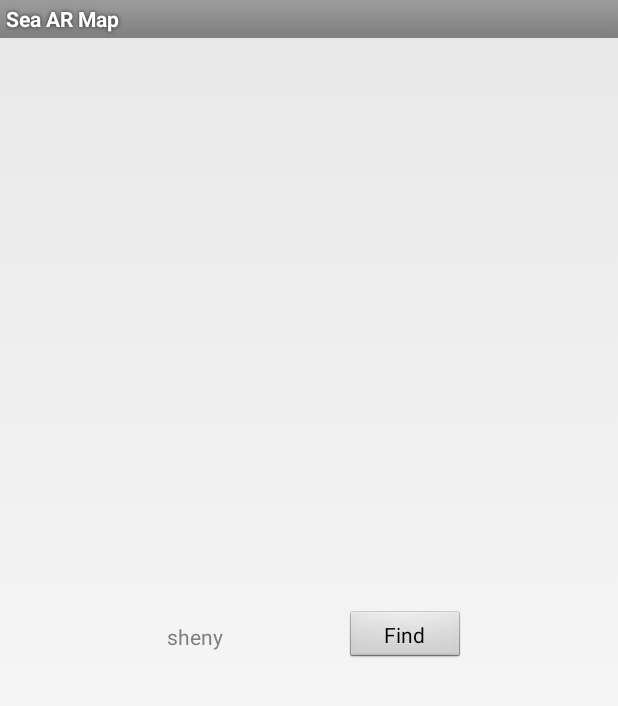
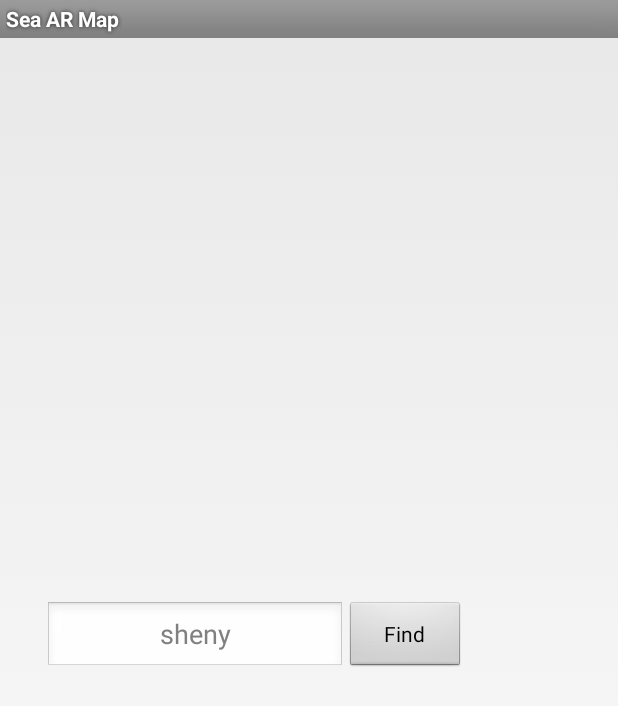
Before and after one commit to PierisRapae/hackathon, an Android app: the layout activity_search_by_name.xml on its own in the app's theme, with its tools: preview values and no code run, on a phone screen of 412 x 824 dp. Shown: the top 706 px of the screen. Run offline under Robolectric (Android 15) with nearby library versions, the phone set to English and light mode, and no system bars.

Commit message:
add search page

```diff
--- a/app/src/main/res/layout/activity_search_by_name.xml
+++ b/app/src/main/res/layout/activity_search_by_name.xml
@@ -4,10 +4,10 @@
     android:layout_height="match_parent"
     android:padding="30dp">
 
-    <TextView
+    <EditText
         android:id="@+id/tv_name"
         android:layout_width="200dp"
-        android:layout_height="36dp"
+        android:layout_height="48dp"
         android:layout_gravity="center"
         android:gravity="center"
         android:hint="sheny" />
@@ -15,7 +15,7 @@
     <Button
         android:id="@+id/btn_find"
         android:layout_width="80dp"
-        android:layout_height="36dp"
+        android:layout_height="48dp"
         android:layout_gravity="center"
         android:text="Find" />
 
```
Also changed, not shown: app/src/main/java/com/google/ar/core/codelab/cloudanchor/MainActivity3.java (+17 -5 lines), app/src/main/java/com/google/ar/core/codelab/cloudanchor/SearchByNameActivity.java (+18 -3 lines).
